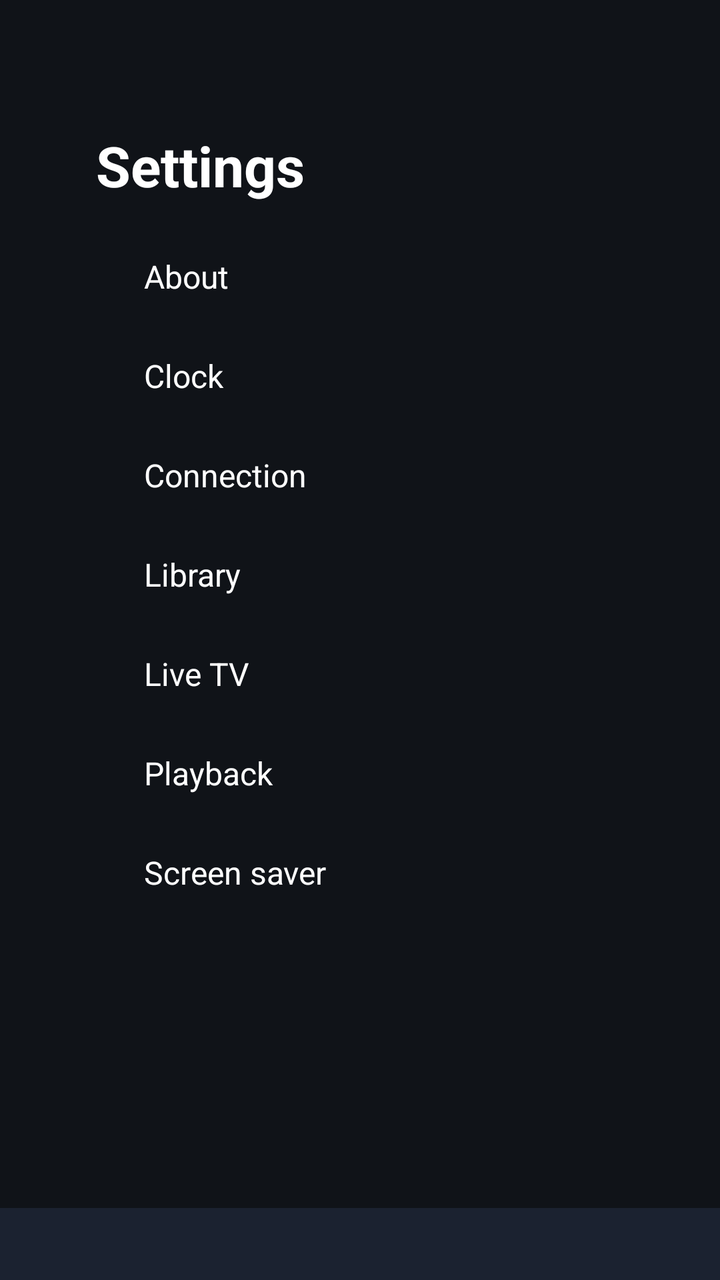
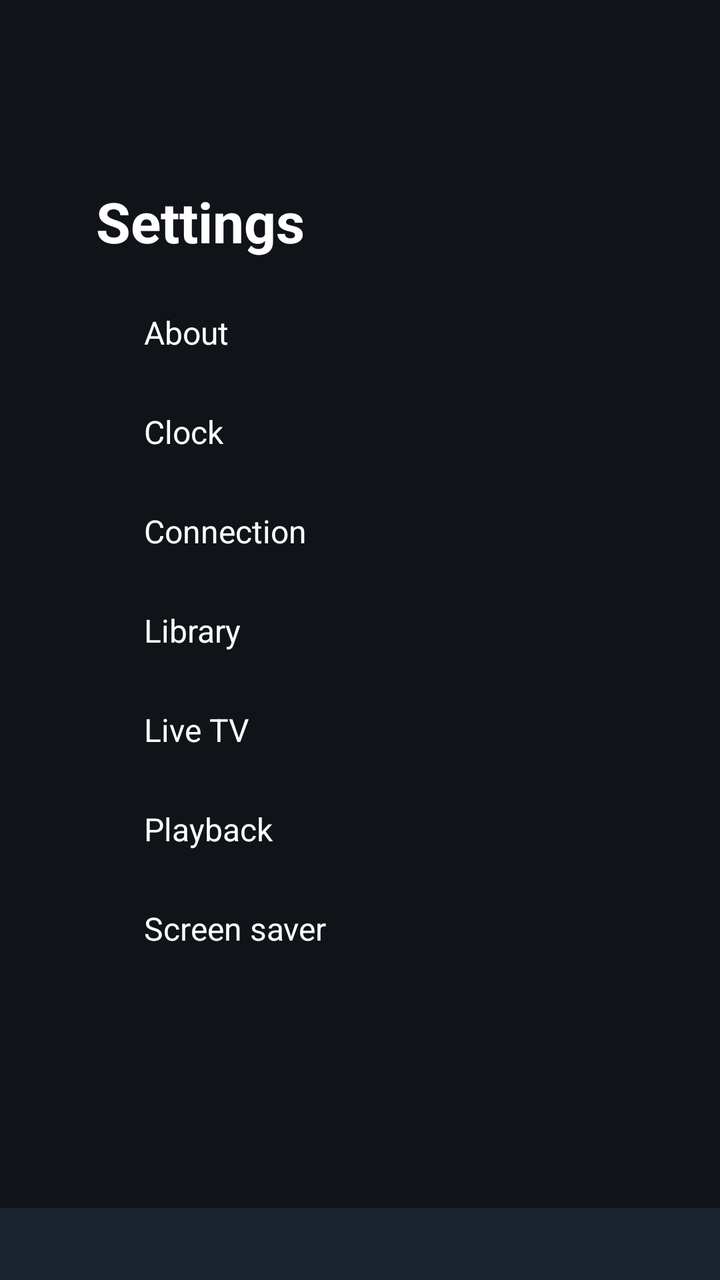

The first picture is an Android layout as it rendered before a commit; the second is the same layout after the commit. The layout source and the unified diff follow.
<!-- AndroidManifest.xml: application theme Theme.RandyFlix -->
<!-- res/layout/activity_settings.xml -->
<?xml version="1.0" encoding="utf-8"?>
<LinearLayout xmlns:android="http://schemas.android.com/apk/res/android"
    android:layout_width="match_parent"
    android:layout_height="match_parent"
    android:orientation="vertical">

    <LinearLayout
        android:layout_width="match_parent"
        android:layout_height="0dp"
        android:layout_weight="1"
        android:orientation="horizontal"
        android:paddingLeft="48dp"
        android:paddingTop="64dp"
        android:paddingRight="48dp"
        android:paddingBottom="24dp">

        
        <LinearLayout
            android:id="@+id/nav"
            android:layout_width="240dp"
            android:layout_height="match_parent"
            android:orientation="vertical">

            <TextView
                android:layout_width="wrap_content"
                android:layout_height="wrap_content"
                android:layout_marginBottom="16dp"
                android:text="Settings"
                android:textColor="@color/text_primary"
                android:textSize="28sp"
                android:textStyle="bold" />

            <Button android:id="@+id/nav_about" style="@style/NavButton" android:text="About" />
            <Button android:id="@+id/nav_clock" style="@style/NavButton" android:text="Clock" />
            <Button android:id="@+id/nav_connection" style="@style/NavButton" android:text="Connection" />
            <Button android:id="@+id/nav_library" style="@style/NavButton" android:text="Library" />
            <Button android:id="@+id/nav_live" style="@style/NavButton" android:text="Live TV" />
            <Button android:id="@+id/nav_playback" style="@style/NavButton" android:text="Playback" />
            <Button android:id="@+id/nav_saver" style="@style/NavButton" android:text="Screen saver" />
        </LinearLayout>

        <View
            android:layout_width="1dp"
            android:layout_height="match_parent"
            android:layout_marginStart="24dp"
            android:layout_marginEnd="32dp"
            android:background="#33FFFFFF" />

        
        <ScrollView
            android:layout_width="0dp"
            android:layout_height="match_parent"
            android:layout_weight="1">

            <FrameLayout
                android:layout_width="match_parent"
                android:layout_height="wrap_content">

                <LinearLayout android:id="@+id/sec_about" style="@style/SettingsSection">
                    <TextView style="@style/SectionTitle" android:text="About" />
                    <TextView
                        android:id="@+id/version"
                        android:layout_width="wrap_content"
                        android:layout_height="wrap_content"
                        android:textColor="@color/text_primary"
                        android:textSize="18sp" />
                    <TextView
                        android:id="@+id/about_text"
                        android:layout_width="match_parent"
                        android:layout_height="wrap_content"
                        android:layout_marginTop="12dp"
                        android:focusable="true"
                        android:lineSpacingExtra="3dp"
                        android:textColor="@color/text_secondary"
                        android:textSize="15sp" />
                </LinearLayout>

                <LinearLayout android:id="@+id/sec_clock" style="@style/SettingsSection">
                    <TextView style="@style/SectionTitle" android:text="Clock" />
                    <TextView style="@style/SectionHint" android:text="Date and time shown at the top of the menus and the pause screen." />
                    <Button android:id="@+id/clock" style="@style/TvButton" android:text="Clock: 12-hour" />
                </LinearLayout>

                <LinearLayout android:id="@+id/sec_connection" style="@style/SettingsSection">
                    <TextView style="@style/SectionTitle" android:text="Connection" />
                    <TextView style="@style/FieldLabel" android:text="Server (Pi hostname or IP address)" />
                    <EditText android:id="@+id/host" style="@style/Field" android:hint="adamsnas" />
                    <TextView style="@style/FieldLabel" android:text="Movies folder (share name, optionally /subfolder)" />
                    <EditText android:id="@+id/movies" style="@style/Field" android:hint="movies" />
                    <TextView style="@style/FieldLabel" android:text="TV shows folder" />
                    <EditText android:id="@+id/tv" style="@style/Field" android:hint="tv" />
                    <TextView style="@style/FieldLabel" android:text="RandyFlix folder (channels.m3u and backgrounds/; blank = off)" />
                    <EditText android:id="@+id/app_folder" style="@style/Field" android:hint="movies/_randyflix" />
                    <Button android:id="@+id/save" style="@style/TvButton" android:layout_marginTop="20dp" android:text="Save and test connection" />
                </LinearLayout>

                <LinearLayout android:id="@+id/sec_library" style="@style/SettingsSection">
                    <TextView style="@style/SectionTitle" android:text="Library" />
                    <Button android:id="@+id/refresh" style="@style/StackButton" android:text="Refresh library (changes only)" />
                    <Button android:id="@+id/full" style="@style/StackButton" android:text="Full rescan" />
                    <Button android:id="@+id/clear_images" style="@style/StackButton" android:text="Clear artwork cache" />
                </LinearLayout>

                <LinearLayout android:id="@+id/sec_live" style="@style/SettingsSection">
                    <TextView style="@style/SectionTitle" android:text="Live TV" />
                    <Button android:id="@+id/channel_order" style="@style/StackButton" android:text="My channels order: By name" />
                    <Button android:id="@+id/reset_favorites" style="@style/StackButton" android:text="Reset Live TV favorites to the playlist" />
                </LinearLayout>

                <LinearLayout android:id="@+id/sec_playback" style="@style/SettingsSection">
                    <TextView style="@style/SectionTitle" android:text="Playback" />
                    <Button android:id="@+id/autoplay" style="@style/StackButton" android:text="Auto-play next episode: On" />
                    <Button android:id="@+id/intro" style="@style/StackButton" android:text="Intro on startup: On" />
                </LinearLayout>

                <LinearLayout android:id="@+id/sec_saver" style="@style/SettingsSection">
                    <TextView style="@style/SectionTitle" android:text="Screen saver" />
                    <TextView style="@style/SectionHint" android:text="A slideshow of the background pictures, on the menus or when a movie or show is paused. Any button wakes it." />
                    <Button android:id="@+id/saver_3" style="@style/StackButton" android:text="3 minutes" />
                    <Button android:id="@+id/saver_10" style="@style/StackButton" android:text="10 minutes" />
                    <Button android:id="@+id/saver_30" style="@style/StackButton" android:text="30 minutes" />
                    <Button android:id="@+id/saver_never" style="@style/StackButton" android:text="Never" />
                </LinearLayout>
            </FrameLayout>
        </ScrollView>
    </LinearLayout>

    
    <TextView
        android:id="@+id/status"
        android:layout_width="match_parent"
        android:layout_height="wrap_content"
        android:background="@color/brand"
        android:ellipsize="end"
        android:maxLines="5"
        android:minHeight="36dp"
        android:gravity="center_vertical"
        android:paddingLeft="48dp"
        android:paddingTop="8dp"
        android:paddingRight="48dp"
        android:paddingBottom="8dp"
        android:textColor="@color/text_secondary"
        android:textSize="14sp" />
</LinearLayout>
<!-- resources referenced by this layout -->
<resources>
  <color name="brand">#FF1B2230</color>
  <color name="text_primary">#FFFFFFFF</color>
  <color name="text_secondary">#FFBBC2CC</color>
  <style name="Field">
          <item name="android:layout_width">match_parent</item>
          <item name="android:layout_height">wrap_content</item>
          <item name="android:background">@drawable/field_bg</item>
          <item name="android:padding">10dp</item>
          <item name="android:textColor">@color/text_primary</item>
          <item name="android:textColorHint">@color/text_dim</item>
          <item name="android:textSize">16sp</item>
          <item name="android:singleLine">true</item>
          <item name="android:inputType">text</item>
      </style>
  <style name="FieldLabel">
          <item name="android:layout_width">match_parent</item>
          <item name="android:layout_height">wrap_content</item>
          <item name="android:layout_marginTop">14dp</item>
          <item name="android:textColor">@color/text_secondary</item>
          <item name="android:textSize">14sp</item>
      </style>
  <style name="NavButton" parent="TvButton">
          <item name="android:layout_width">match_parent</item>
          <item name="android:layout_marginEnd">0dp</item>
          <item name="android:layout_marginBottom">8dp</item>
          <item name="android:gravity">start|center_vertical</item>
          <item name="android:background">@drawable/nav_bg</item>
      </style>
  <style name="SectionHint">
          <item name="android:layout_width">match_parent</item>
          <item name="android:layout_height">wrap_content</item>
          <item name="android:layout_marginBottom">16dp</item>
          <item name="android:textColor">@color/text_secondary</item>
          <item name="android:textSize">14sp</item>
      </style>
  <style name="SectionTitle">
          <item name="android:layout_width">wrap_content</item>
          <item name="android:layout_height">wrap_content</item>
          <item name="android:layout_marginBottom">12dp</item>
          <item name="android:textColor">@color/text_primary</item>
          <item name="android:textSize">22sp</item>
          <item name="android:textStyle">bold</item>
      </style>
  <style name="SettingsSection">
          <item name="android:layout_width">match_parent</item>
          <item name="android:layout_height">wrap_content</item>
          <item name="android:orientation">vertical</item>
          <item name="android:visibility">gone</item>
      </style>
  <style name="StackButton" parent="TvButton">
          <item name="android:layout_marginEnd">0dp</item>
          <item name="android:layout_marginBottom">12dp</item>
          <item name="android:minWidth">320dp</item>
          <item name="android:gravity">start|center_vertical</item>
      </style>
  <style name="Theme.RandyFlix" parent="Theme.Leanback">
          <item name="android:windowBackground">@color/bg</item>
          <item name="android:colorAccent">@color/accent</item>
      </style>
  <color name="text_dim">#FF8A93A0</color>
  <!-- drawable btn_bg (drawable) -->
  <?xml version="1.0" encoding="utf-8"?>
  <selector xmlns:android="http://schemas.android.com/apk/res/android">
      <item android:state_focused="true">
          <shape android:shape="rectangle">
              <solid android:color="@color/accent" />
              <corners android:radius="6dp" />
          </shape>
      </item>
      <item>
          <shape android:shape="rectangle">
              <solid android:color="#40FFFFFF" />
              <corners android:radius="6dp" />
          </shape>
      </item>
  </selector>
  <color name="bg">#FF101318</color>
  <color name="accent">#FFF5A623</color>
  <!-- unchanged entries left out for length: 3 -->
</resources>

<!-- the commit's change to res/layout/activity_settings.xml (unified diff, before → after) -->
@@ -10,7 +10,7 @@
         android:layout_weight="1"
         android:orientation="horizontal"
         android:paddingLeft="48dp"
-        android:paddingTop="64dp"
+        android:paddingTop="92dp"
         android:paddingRight="48dp"
         android:paddingBottom="24dp">
 
@@ -77,7 +77,7 @@
 
                 <LinearLayout android:id="@+id/sec_clock" style="@style/SettingsSection">
                     <TextView style="@style/SectionTitle" android:text="Clock" />
-                    <TextView style="@style/SectionHint" android:text="Date and time shown at the top of the menus and the pause screen." />
+                    <TextView style="@style/SectionHint" android:text="The time in the upper right of the menus and the pause screen, and the date and time on the screen saver." />
                     <Button android:id="@+id/clock" style="@style/TvButton" android:text="Clock: 12-hour" />
                 </LinearLayout>
 
<!-- resource entries referenced after the edit -->
@@ -58,6 +58,8 @@
   <style name="Theme.RandyFlix" parent="Theme.Leanback">
           <item name="android:windowBackground">@color/bg</item>
           <item name="android:colorAccent">@color/accent</item>
+          
+          <item name="browseRowsMarginTop">128dp</item>
       </style>
   <color name="text_dim">#FF8A93A0</color>
   <!-- drawable btn_bg (drawable) -->
